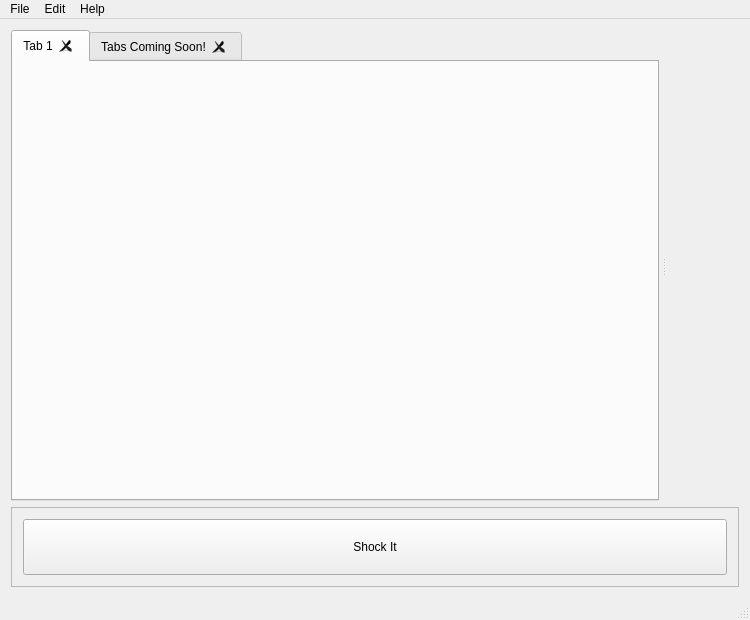
Qt form mainwindow.ui (casey-c/shock) before a commit.
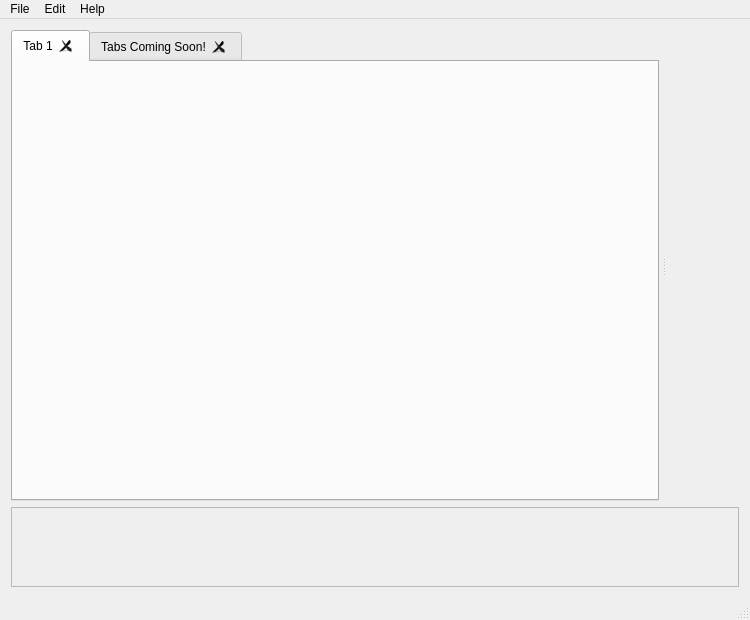
The same form after that commit.

Commit message: put shock me in control panel

```diff
--- a/mainwindow.ui
+++ b/mainwindow.ui
@@ -35,21 +35,7 @@
       <property name="frameShadow">
        <enum>QFrame::Raised</enum>
       </property>
-      <layout class="QHBoxLayout" name="horizontalLayout">
-       <item>
-        <widget class="QPushButton" name="shockButton">
-         <property name="sizePolicy">
-          <sizepolicy hsizetype="Minimum" vsizetype="Expanding">
-           <horstretch>0</horstretch>
-           <verstretch>0</verstretch>
-          </sizepolicy>
-         </property>
-         <property name="text">
-          <string>Shock It</string>
-         </property>
-        </widget>
-       </item>
-      </layout>
+      <layout class="QHBoxLayout" name="horizontalLayout"/>
      </widget>
     </item>
     <item row="0" column="0">
```
Left out of the diff: 2 changed lines with no effect on the pictures. The commit also changes 2 other files.
